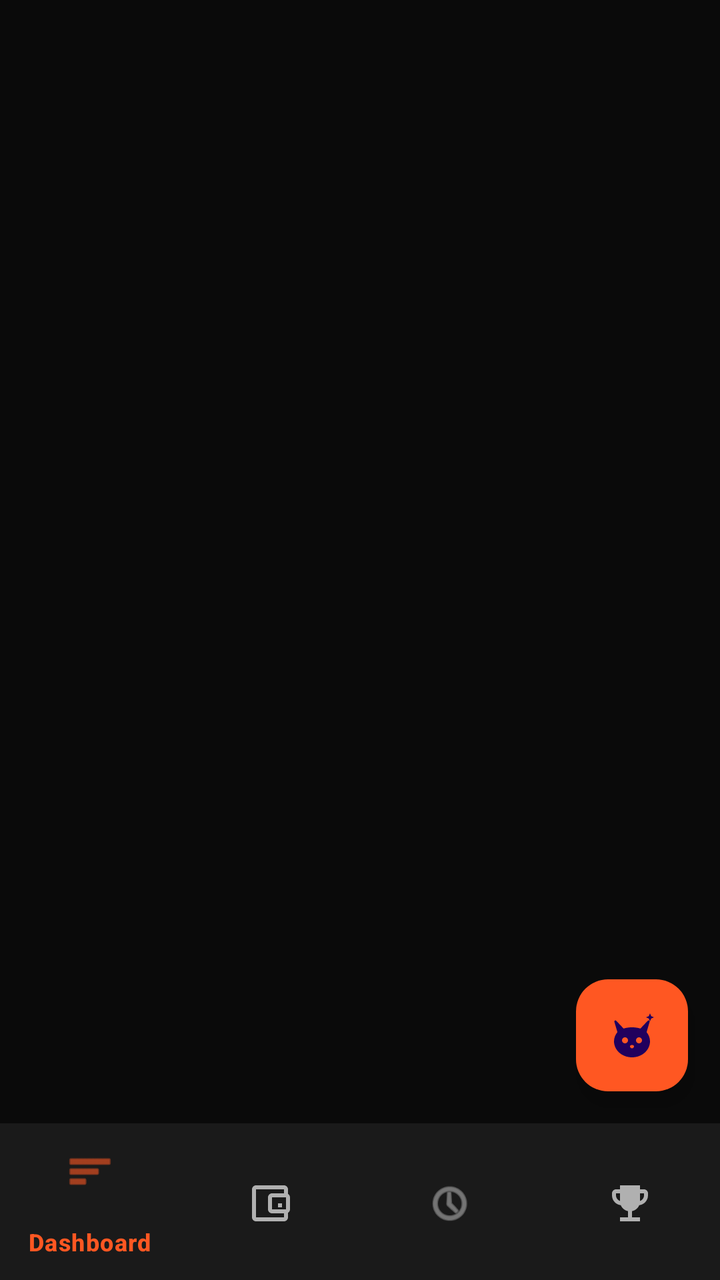
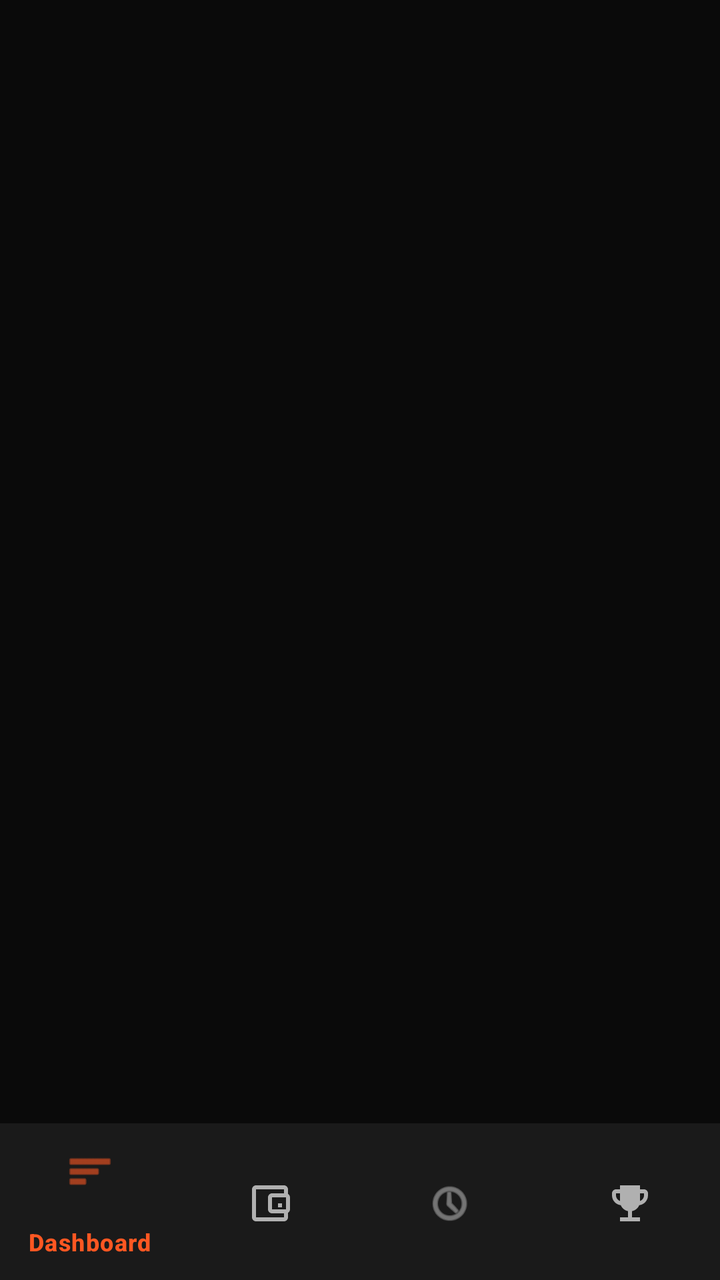

Compare the two renders of this Android layout. The source of the first and the diff that turns it into the second are given below.
<!-- AndroidManifest.xml: application theme Theme.ExpenseTrackerApp -->
<!-- res/layout/fragment_dashboard.xml -->
<?xml version="1.0" encoding="utf-8"?>
<RelativeLayout xmlns:android="http://schemas.android.com/apk/res/android"
    xmlns:app="http://schemas.android.com/apk/res-auto"
    android:layout_width="match_parent"
    android:layout_height="match_parent"
    android:background="@color/background_dark">

    <FrameLayout
        android:id="@+id/dashboard_fragment_container"
        android:layout_width="match_parent"
        android:layout_height="match_parent"
        android:layout_above="@id/dashboard_bottom_nav" >

        <com.google.android.material.floatingactionbutton.FloatingActionButton
            android:id="@+id/fab_pet_ai"
            android:layout_width="wrap_content"
            android:layout_height="wrap_content"
            android:layout_gravity="bottom|end"
            android:layout_marginEnd="16dp"
            android:layout_marginBottom="16dp"
            android:contentDescription="AI Pet Assistant"
            android:src="@drawable/ic_pet_mascot"
            app:backgroundTint="@color/colorAccent"
            app:elevation="6dp" />
    </FrameLayout>

    <com.google.android.material.bottomnavigation.BottomNavigationView
        android:id="@+id/dashboard_bottom_nav"
        android:layout_width="match_parent"
        android:layout_height="wrap_content"
        android:layout_alignParentBottom="true"
        android:layout_marginBottom="-2dp"
        android:background="@color/surface_dark"
        app:itemIconTint="@color/nav_item_color_state"
        app:itemTextColor="@color/nav_item_color_state"
        app:menu="@menu/dashboard_nav_menu" />

</RelativeLayout>
<!-- resources referenced by this layout -->
<resources>
  <color name="background_dark">#0A0A0A</color>
  <color name="colorAccent">#FF5722</color>
  <color name="surface_dark">#1A1A1A</color>
  <!-- drawable ic_pet_mascot (drawable) -->
  <vector xmlns:android="http://schemas.android.com/apk/res/android"
      android:width="24dp"
      android:height="24dp"
      android:viewportWidth="24"
      android:viewportHeight="24">
    
    <path
        android:fillColor="#FFFFFF"
        android:pathData="M4.2,4.8C3.8,4.2 3,4.6 3.2,5.3l1.5,5.1C3.6,11.8 3,13.3 3,15c0,4.4 4,8 9,8s9,-3.6 9,-8c0,-1.7 -0.6,-3.2 -1.7,-4.6l1.5,-5.1c0.2,-0.7 -0.6,-1.1 -1,-0.5L16.2,8.6C14.9,8.2 13.5,8 12,8S9.1,8.2 7.8,8.6L4.2,4.8zM8.5,13c0.8,0 1.5,0.7 1.5,1.5S9.3,16 8.5,16S7,15.3 7,14.5S7.7,13 8.5,13zM15.5,13c0.8,0 1.5,0.7 1.5,1.5s-0.7,1.5 -1.5,1.5s-1.5,-0.7 -1.5,-1.5S14.7,13 15.5,13zM12,16.8c0.6,0 1,0.4 1,0.7c0,0.5 -0.4,1 -1,1s-1,-0.5 -1,-1C11,17.2 11.4,16.8 12,16.8z"/>
    
    <path
        android:fillColor="#FFD54F"
        android:pathData="M21,1l0.6,1.4L23,3l-1.4,0.6L21,5l-0.6,-1.4L19,3l1.4,-0.6z"/>
  </vector>
  <style name="Theme.ExpenseTrackerApp" parent="Theme.Material3.DayNight.NoActionBar">
          <item name="colorPrimary">@color/colorPrimary</item>
          <item name="colorPrimaryVariant">@color/colorPrimaryDark</item>
          <item name="colorOnPrimary">@color/white</item>
          <item name="colorSecondary">@color/colorAccent</item>
          <item name="colorSecondaryVariant">@color/colorAccent</item>
          <item name="colorOnSecondary">@color/white</item>
          <item name="android:colorBackground">@color/background_dark</item>
          <item name="android:statusBarColor">@color/background_dark</item>
          <item name="android:navigationBarColor">@color/background_dark</item>
      </style>
  <color name="colorPrimary">#FF5722</color>
  <color name="colorPrimaryDark">#E64A19</color>
  <color name="white">#FFFFFF</color>
</resources>

<!-- the commit's change to res/layout/fragment_dashboard.xml (unified diff, before → after) -->
@@ -9,20 +9,7 @@
         android:id="@+id/dashboard_fragment_container"
         android:layout_width="match_parent"
         android:layout_height="match_parent"
-        android:layout_above="@id/dashboard_bottom_nav" >
-
-        <com.google.android.material.floatingactionbutton.FloatingActionButton
-            android:id="@+id/fab_pet_ai"
-            android:layout_width="wrap_content"
-            android:layout_height="wrap_content"
-            android:layout_gravity="bottom|end"
-            android:layout_marginEnd="16dp"
-            android:layout_marginBottom="16dp"
-            android:contentDescription="AI Pet Assistant"
-            android:src="@drawable/ic_pet_mascot"
-            app:backgroundTint="@color/colorAccent"
-            app:elevation="6dp" />
-    </FrameLayout>
+        android:layout_above="@id/dashboard_bottom_nav" />
 
     <com.google.android.material.bottomnavigation.BottomNavigationView
         android:id="@+id/dashboard_bottom_nav"
<!-- resource entries referenced after the edit -->
@@ -3,21 +3,6 @@
   <color name="background_dark">#0A0A0A</color>
   <color name="colorAccent">#FF5722</color>
   <color name="surface_dark">#1A1A1A</color>
-  <!-- drawable ic_pet_mascot (drawable) -->
-  <vector xmlns:android="http://schemas.android.com/apk/res/android"
-      android:width="24dp"
-      android:height="24dp"
-      android:viewportWidth="24"
-      android:viewportHeight="24">
-    
-    <path
-        android:fillColor="#FFFFFF"
-        android:pathData="M4.2,4.8C3.8,4.2 3,4.6 3.2,5.3l1.5,5.1C3.6,11.8 3,13.3 3,15c0,4.4 4,8 9,8s9,-3.6 9,-8c0,-1.7 -0.6,-3.2 -1.7,-4.6l1.5,-5.1c0.2,-0.7 -0.6,-1.1 -1,-0.5L16.2,8.6C14.9,8.2 13.5,8 12,8S9.1,8.2 7.8,8.6L4.2,4.8zM8.5,13c0.8,0 1.5,0.7 1.5,1.5S9.3,16 8.5,16S7,15.3 7,14.5S7.7,13 8.5,13zM15.5,13c0.8,0 1.5,0.7 1.5,1.5s-0.7,1.5 -1.5,1.5s-1.5,-0.7 -1.5,-1.5S14.7,13 15.5,13zM12,16.8c0.6,0 1,0.4 1,0.7c0,0.5 -0.4,1 -1,1s-1,-0.5 -1,-1C11,17.2 11.4,16.8 12,16.8z"/>
-    
-    <path
-        android:fillColor="#FFD54F"
-        android:pathData="M21,1l0.6,1.4L23,3l-1.4,0.6L21,5l-0.6,-1.4L19,3l1.4,-0.6z"/>
-  </vector>
   <style name="Theme.ExpenseTrackerApp" parent="Theme.Material3.DayNight.NoActionBar">
           <item name="colorPrimary">@color/colorPrimary</item>
           <item name="colorPrimaryVariant">@color/colorPrimaryDark</item>
